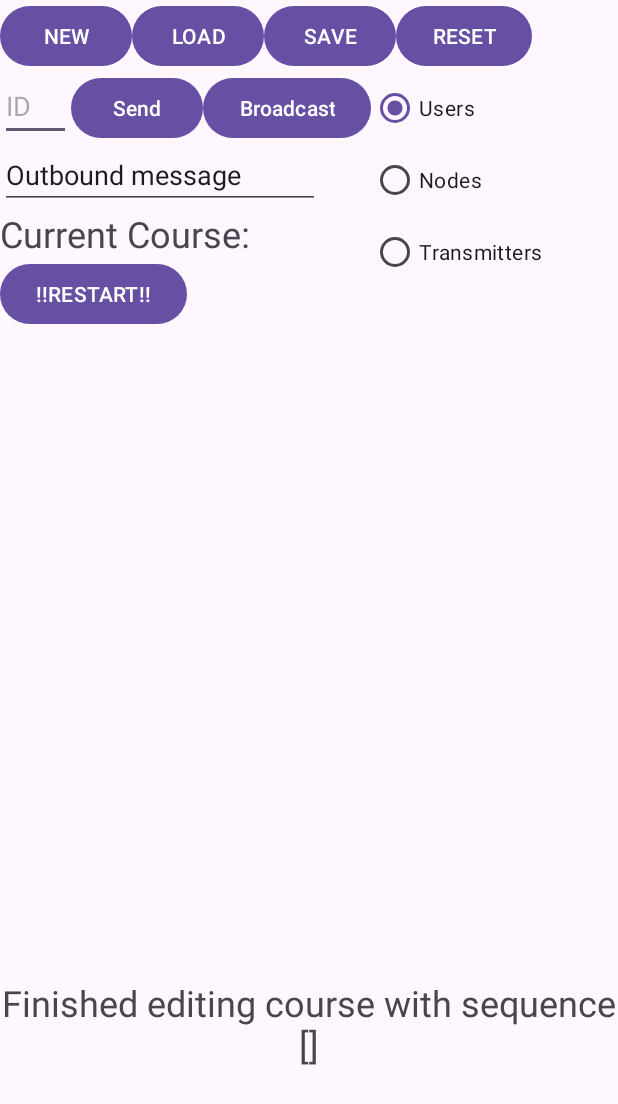
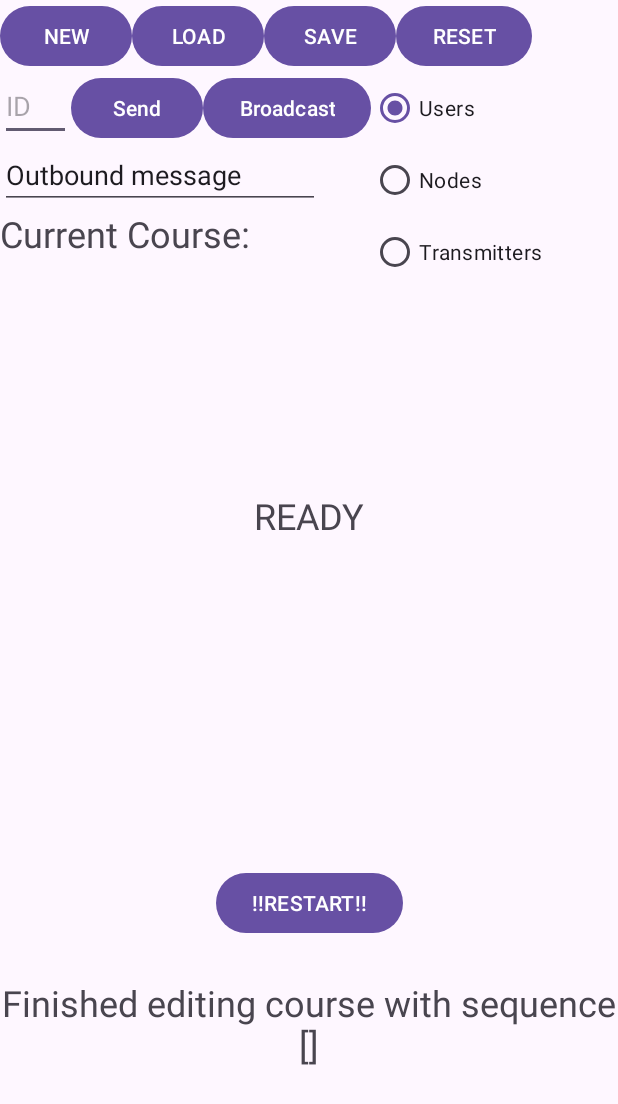
Before and after one commit to Kestrel280/MZST, an Android app: the screen it shows after launch (MainActivity), after a tap on "SAVE", on a phone screen of 412 x 824 dp. Shown: the top 1104 px of the screen. Run offline under Robolectric (Android 15) with nearby library versions, the phone set to English and light mode, and no system bars; 2 other taps on this screen came first.

Commit message:
Adds a few additional basic state transitions + a debug text showing server's current state

```diff
--- a/AndroidServer/app/src/main/java/com/example/androidserver/ActionHandler.java
+++ b/AndroidServer/app/src/main/java/com/example/androidserver/ActionHandler.java
@@ -77,7 +77,9 @@ public class ActionHandler {
 
     public ServerState doReady(ServerAction action) {
         switch (action.type) {
-            case NEW: break;
+            case NEW:
+                server.createNewCourse();
+                return DEFINE;
             case LOAD: break;
             case START: break;
             default: break;
@@ -88,7 +90,9 @@ public class ActionHandler {
 
     public ServerState doFinished(ServerAction action) {
         switch (action.type) {
-            case NEW: break;
+            case NEW:
+                server.createNewCourse();
+                return DEFINE;
             case RESET: break;
             case LOAD: break;
             default: break;
--- a/AndroidServer/app/src/main/java/com/example/androidserver/Client.java
+++ b/AndroidServer/app/src/main/java/com/example/androidserver/Client.java
@@ -50,7 +50,7 @@ public class Client {
                 reader.read(line, 0, ClientMessage.PacketSize);
                 msg = new ClientMessage(line);
                 Log.i("server", String.format("Received msg from client %d of type %d: code=%d, id=%d, data=%d", this.id, this.type, msg.code, msg.id, msg.data));
-                MainActivity.debugMsgToAppView(String.format("Received msg from client %d of type %d: code=%d, id=%d, data=%d", this.id, this.type, msg.code, msg.id, msg.data));
+                MainActivity.debugMsgToAppView(String.format("Received msg from client %d of type %d: code=%d, id=%d, data=%d", this.id, this.type, msg.code, msg.id, msg.data), "debug");
             }
         } catch (IOException e) {
             throw new RuntimeException(e);
--- a/AndroidServer/app/src/main/java/com/example/androidserver/Course.java
+++ b/AndroidServer/app/src/main/java/com/example/androidserver/Course.java
@@ -3,7 +3,6 @@ package com.example.androidserver;
 import android.util.Log;
 
 import java.util.ArrayList;
-import java.util.Arrays;
 
 public class Course {
     private int id; // Course id; not directly modifiable by user, should only be accessed/changed upon saving/loading from a database
@@ -37,7 +36,7 @@ public class Course {
                 this.nodeSequence.remove(i);
             }
         }
-        MainActivity.debugMsgToAppView("Finished editing course with sequence " + this.nodeSequence.toString());
+        MainActivity.debugMsgToAppView("Finished editing course with sequence " + this.nodeSequence.toString(), "debug");
         Log.i("course", String.format("Finished editing course %d: sequence is ", this.id) + this.nodeSequence.toString());
         return this;
     }
--- a/AndroidServer/app/src/main/java/com/example/androidserver/MainActivity.java
+++ b/AndroidServer/app/src/main/java/com/example/androidserver/MainActivity.java
@@ -17,11 +17,12 @@ import android.widget.RadioGroup;
 import android.widget.TextView;
 
 import androidx.appcompat.app.AppCompatActivity;
-import androidx.lifecycle.OnLifecycleEvent;
+
+import java.util.HashMap;
 
 public class MainActivity extends AppCompatActivity {
 
-    private static TextView debugTv;
+    private static HashMap<String, TextView> textViews;
     private WifiManager wifiManager;
     private Server server;
     private Server.ClientHandler debugSelectedHandler;
@@ -69,14 +70,16 @@ public class MainActivity extends AppCompatActivity {
     public static Handler uiMessageHandler = new Handler(Looper.getMainLooper()) {
         @Override
         public void handleMessage(Message inputMessage) {
-            debugTv.setText(inputMessage.getData().getCharSequence("MESSAGE"));
+            TextView view = textViews.get(inputMessage.getData().getCharSequence("VIEW"));
+            view.setText(inputMessage.getData().getCharSequence("MESSAGE"));
         }
     };
 
-    public static void debugMsgToAppView(String line) {
+    public static void debugMsgToAppView(String line, String viewName) {
         Message msg = MainActivity.uiMessageHandler.obtainMessage();
         Bundle bundle = new Bundle();
         bundle.putCharSequence("MESSAGE", line);
+        bundle.putCharSequence("VIEW", viewName);
         msg.setData(bundle);
         MainActivity.uiMessageHandler.sendMessage(msg);
     }
@@ -99,8 +102,10 @@ public class MainActivity extends AppCompatActivity {
         super.onCreate(savedInstanceState);
         setContentView(R.layout.activity_main);
 
-        debugTv = findViewById(R.id.debugText);
-        debugTv.setText("Waiting for clients");
+        textViews = new HashMap<>();
+        textViews.put("debug", findViewById(R.id.debugText));
+        textViews.put("state", findViewById(R.id.debugState));
+        textViews.get("debug").setText("Waiting for clients");
 
         wifiManager = (WifiManager) getSystemService(Context.WIFI_SERVICE);
 
--- a/AndroidServer/app/src/main/java/com/example/androidserver/Server.java
+++ b/AndroidServer/app/src/main/java/com/example/androidserver/Server.java
@@ -55,7 +55,7 @@ public class Server {
 
     public Server(WifiManager wifiManager, int port) {
 
-        this.state = ServerState.IDLE;
+        this.setState(ServerState.IDLE);
         this.actionHandler = new ActionHandler(this);
 
         try {
@@ -146,7 +146,7 @@ public class Server {
 
         public void registerClient(Client client, int data) {
             Log.i("server", String.format("Registering client %d of type %d with data %d", client.id, client.type, data));
-            MainActivity.debugMsgToAppView(String.format("%s registering client %d of type %d w/ data = %d", this.name, client.id, client.type, data));
+            MainActivity.debugMsgToAppView(String.format("%s registering client %d of type %d w/ data = %d", this.name, client.id, client.type, data), "debug");
             newClientsQueue.add(client);
         }
 
@@ -228,6 +228,7 @@ public class Server {
 
     public void setState(ServerState newState) {
         Log.i("server", "Server state set to " + newState.toString());
+        MainActivity.debugMsgToAppView(newState.toString(), "state");
         state = newState;
     }
 
--- a/AndroidServer/app/src/main/res/layout/activity_main.xml
+++ b/AndroidServer/app/src/main/res/layout/activity_main.xml
@@ -149,7 +149,21 @@
         android:layout_height="wrap_content"
         android:onClick="triggerRebirth"
         android:text="@string/debugBtnRestartText"
+        app:layout_constraintBottom_toTopOf="@+id/debugText"
+        app:layout_constraintEnd_toEndOf="parent"
         app:layout_constraintStart_toStartOf="parent"
-        app:layout_constraintTop_toBottomOf="@+id/currentCourse" />
+        app:layout_constraintTop_toBottomOf="@+id/currentCourse"
+        app:layout_constraintVertical_bias="0.94" />
+
+    <TextView
+        android:id="@+id/debugState"
+        android:layout_width="wrap_content"
+        android:layout_height="wrap_content"
+        android:textSize="24sp"
+        app:layout_constraintBottom_toTopOf="@+id/dbgButtonRestart"
+        app:layout_constraintEnd_toEndOf="parent"
+        app:layout_constraintStart_toStartOf="parent"
+        app:layout_constraintTop_toTopOf="parent"
+        app:layout_constraintVertical_bias="0.6" />
 
 </androidx.constraintlayout.widget.ConstraintLayout>
--- a/AndroidServer/app/src/main/res/values/strings.xml
+++ b/AndroidServer/app/src/main/res/values/strings.xml
@@ -13,4 +13,5 @@
     <string name="debugNumberInputHint">ID</string>
     <string name="debugStringInputHint">Outbound message</string>
     <string name="debugTextCurrentCourseText">Current Course: </string>
+    <string name="debugTextStateText"> --state-- </string>
 </resources>
```
Also changed, not shown: 1 other file.
